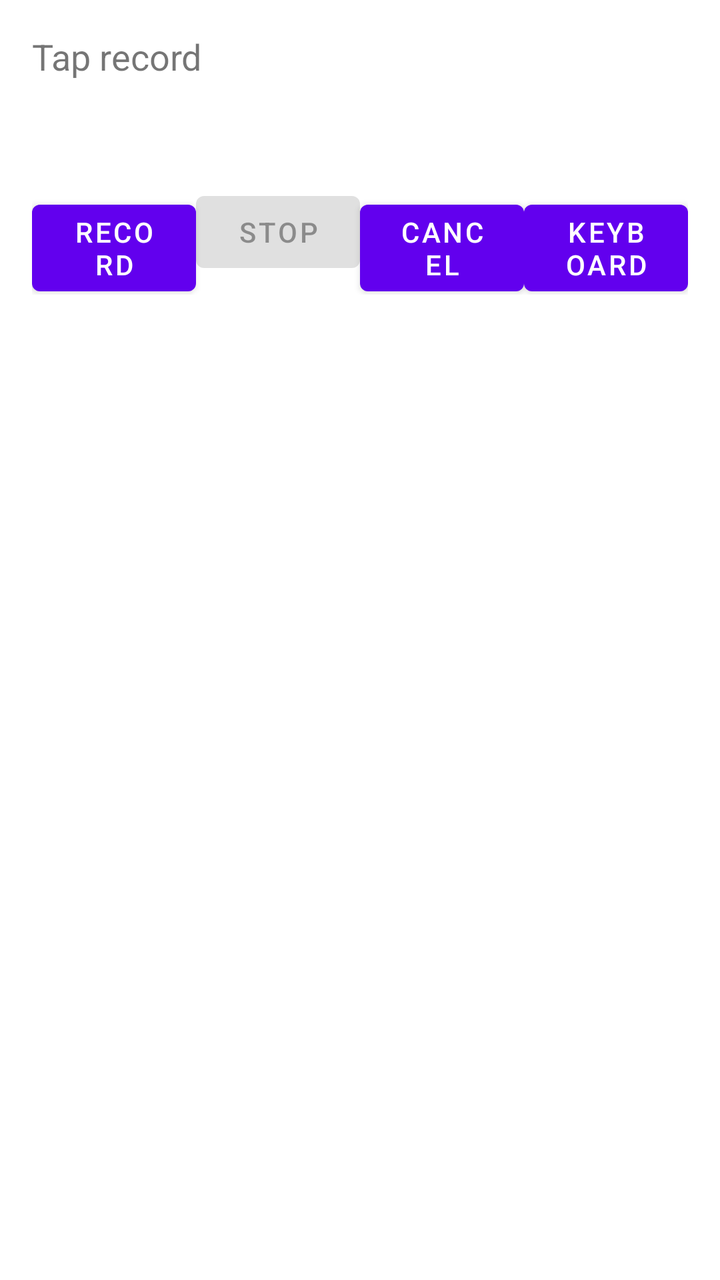
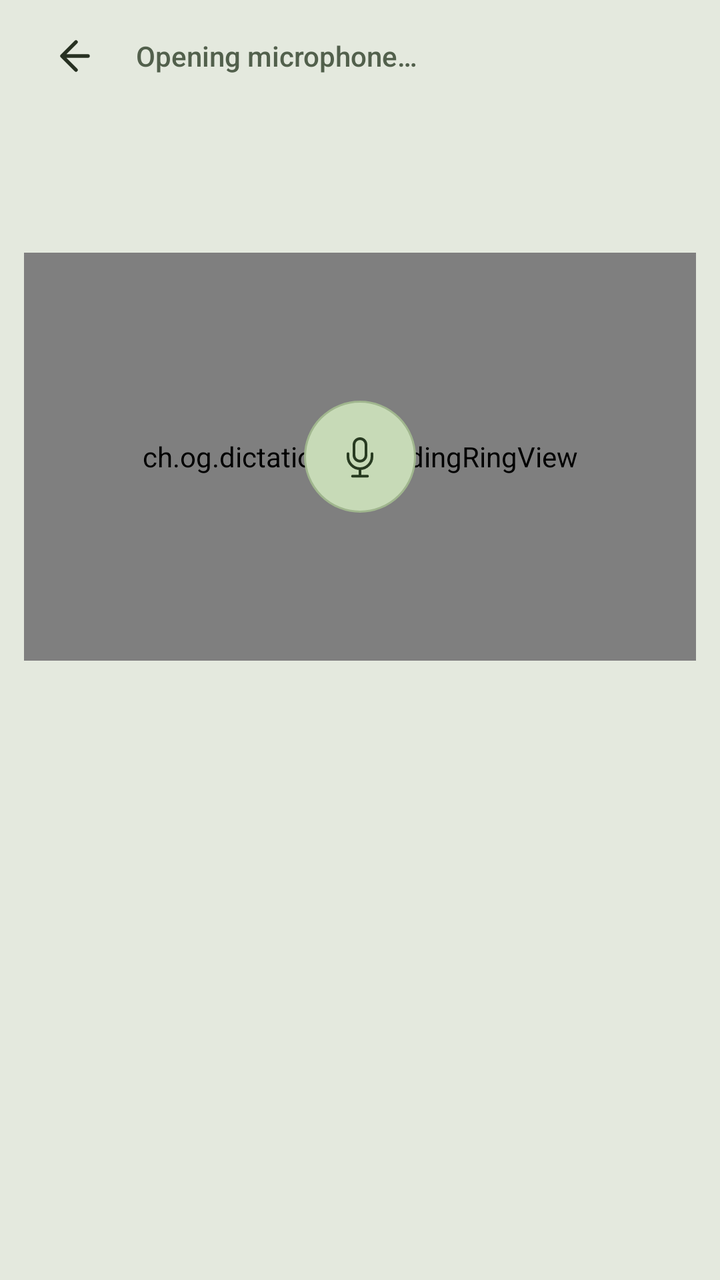

Two renders of the same Android screen: before a commit and after it. Below are the layout's source before the change and the commit's diff.
<!-- AndroidManifest.xml: fallback theme Theme.MaterialComponents.DayNight.NoActionBar -->
<!-- res/layout/ime.xml -->
<?xml version="1.0" encoding="utf-8"?>
<LinearLayout xmlns:android="http://schemas.android.com/apk/res/android"
    android:layout_width="match_parent"
    android:layout_height="wrap_content"
    android:orientation="vertical"
    android:padding="16dp">
    <TextView
        android:id="@+id/benchmark_banner"
        android:layout_width="match_parent"
        android:layout_height="wrap_content"
        android:background="#B00020"
        android:textColor="#FFFFFF"
        android:padding="4dp"
        android:gravity="center"
        android:text="@string/benchmark_banner"
        android:visibility="gone" />
    <TextView
        android:id="@+id/status"
        android:layout_width="match_parent"
        android:layout_height="wrap_content"
        android:textSize="18sp"
        android:text="@string/status_idle" />
    <TextView
        android:id="@+id/preview"
        android:layout_width="match_parent"
        android:layout_height="wrap_content"
        android:minLines="3"
        android:maxLines="3"
        android:ellipsize="start"
        android:gravity="bottom"
        android:textSize="14sp" />
    <LinearLayout
        android:layout_width="match_parent"
        android:layout_height="wrap_content"
        android:orientation="horizontal">
        <Button android:id="@+id/record" android:layout_width="0dp" android:layout_weight="1" android:layout_height="wrap_content" android:text="@string/record" />
        <Button android:id="@+id/stop" android:layout_width="0dp" android:layout_weight="1" android:layout_height="wrap_content" android:text="@string/stop" android:enabled="false" />
        <Button android:id="@+id/cancel" android:layout_width="0dp" android:layout_weight="1" android:layout_height="wrap_content" android:text="@string/cancel" />
        <Button android:id="@+id/back" android:layout_width="0dp" android:layout_weight="1" android:layout_height="wrap_content" android:text="@string/back" />
    </LinearLayout>
</LinearLayout>
<!-- resources referenced by this layout -->
<resources>
  <string name="back">Keyboard</string>
  <string name="benchmark_banner">benchmark: saving audio</string>
  <string name="cancel">Cancel</string>
  <string name="record">Record</string>
  <string name="status_idle">Tap record</string>
  <string name="stop">Stop</string>
</resources>

<!-- the commit's change to res/layout/ime.xml (unified diff, before → after) -->
@@ -3,7 +3,10 @@
     android:layout_width="match_parent"
     android:layout_height="wrap_content"
     android:orientation="vertical"
-    android:padding="16dp">
+    android:background="#E4E9DE"
+    android:paddingStart="12dp"
+    android:paddingEnd="12dp"
+    android:paddingBottom="8dp">
     <TextView
         android:id="@+id/benchmark_banner"
         android:layout_width="match_parent"
@@ -14,28 +17,62 @@
         android:gravity="center"
         android:text="@string/benchmark_banner"
         android:visibility="gone" />
-    <TextView
-        android:id="@+id/status"
+    <LinearLayout
         android:layout_width="match_parent"
         android:layout_height="wrap_content"
-        android:textSize="18sp"
-        android:text="@string/status_idle" />
+        android:minHeight="56dp"
+        android:gravity="center_vertical"
+        android:orientation="horizontal">
+        <ImageButton
+            android:id="@+id/back"
+            android:layout_width="48dp"
+            android:layout_height="48dp"
+            android:padding="12dp"
+            android:background="?android:attr/selectableItemBackgroundBorderless"
+            android:src="@drawable/ic_back"
+            android:contentDescription="@string/discard_recording" />
+        <TextView
+            android:id="@+id/status"
+            android:layout_width="0dp"
+            android:layout_weight="1"
+            android:layout_height="wrap_content"
+            android:layout_marginStart="8dp"
+            android:fontFamily="sans-serif-medium"
+            android:textColor="#52604C"
+            android:textSize="14sp"
+            android:accessibilityLiveRegion="polite"
+            android:text="@string/status_opening" />
+    </LinearLayout>
     <TextView
         android:id="@+id/preview"
         android:layout_width="match_parent"
         android:layout_height="wrap_content"
+        android:paddingStart="8dp"
+        android:paddingEnd="8dp"
+        android:fontFamily="sans-serif"
+        android:textColor="#273122"
         android:minLines="3"
         android:maxLines="3"
         android:ellipsize="start"
         android:gravity="bottom"
-        android:textSize="14sp" />
-    <LinearLayout
+        android:lineSpacingExtra="2dp"
+        android:textSize="18sp" />
+    <FrameLayout
         android:layout_width="match_parent"
-        android:layout_height="wrap_content"
-        android:orientation="horizontal">
-        <Button android:id="@+id/record" android:layout_width="0dp" android:layout_weight="1" android:layout_height="wrap_content" android:text="@string/record" />
-        <Button android:id="@+id/stop" android:layout_width="0dp" android:layout_weight="1" android:layout_height="wrap_content" android:text="@string/stop" android:enabled="false" />
-        <Button android:id="@+id/cancel" android:layout_width="0dp" android:layout_weight="1" android:layout_height="wrap_content" android:text="@string/cancel" />
-        <Button android:id="@+id/back" android:layout_width="0dp" android:layout_weight="1" android:layout_height="wrap_content" android:text="@string/back" />
-    </LinearLayout>
+        android:layout_height="204dp">
+        <ch.og.dictation.RecordingRingView
+            android:id="@+id/recording_ring"
+            android:layout_width="match_parent"
+            android:layout_height="match_parent"
+            android:importantForAccessibility="no" />
+        <ImageButton
+            android:id="@+id/microphone"
+            android:layout_width="56dp"
+            android:layout_height="56dp"
+            android:layout_gravity="center"
+            android:background="@drawable/mic_background"
+            android:src="@drawable/ic_mic"
+            android:padding="16dp"
+            android:contentDescription="@string/stop_recording" />
+    </FrameLayout>
 </LinearLayout>
<!-- resource entries referenced after the edit -->
@@ -1,10 +1,21 @@
 <!-- resources referenced by this layout -->
 <resources>
-  <string name="back">Keyboard</string>
+  <!-- drawable ic_back (drawable) -->
+  <vector xmlns:android="http://schemas.android.com/apk/res/android" android:width="24dp" android:height="24dp" android:viewportWidth="24" android:viewportHeight="24">
+      <path android:pathData="M14,5 L7,12 L14,19 M7,12 L20,12" android:strokeColor="#273122" android:strokeWidth="1.8" android:strokeLineCap="round" android:strokeLineJoin="round" android:fillColor="@android:color/transparent" />
+  </vector>
+  <!-- drawable ic_mic (drawable) -->
+  <vector xmlns:android="http://schemas.android.com/apk/res/android" android:width="24dp" android:height="24dp" android:viewportWidth="32" android:viewportHeight="32">
+      <path android:pathData="M16,4 C13.8,4 12,5.8 12,8 L12,15 C12,17.2 13.8,19 16,19 C18.2,19 20,17.2 20,15 L20,8 C20,5.8 18.2,4 16,4 Z M8,14 L8,16 C8,20.4 11.6,24 16,24 C20.4,24 24,20.4 24,16 L24,14 M16,24 L16,29 M11,29 L21,29" android:strokeColor="#283B21" android:strokeWidth="1.8" android:strokeLineCap="round" android:strokeLineJoin="round" android:fillColor="@android:color/transparent" />
+  </vector>
+  <!-- drawable mic_background (drawable) -->
+  <ripple xmlns:android="http://schemas.android.com/apk/res/android" android:color="#33506E3C">
+      <item><shape android:shape="oval"><solid android:color="#C7DAB7" /><stroke android:width="1dp" android:color="#A0B68E" /></shape></item>
+      <item android:id="@android:id/mask"><shape android:shape="oval"><solid android:color="#FFFFFF" /></shape></item>
+  </ripple>
   <string name="benchmark_banner">benchmark: saving audio</string>
-  <string name="cancel">Cancel</string>
-  <string name="record">Record</string>
-  <string name="status_idle">Tap record</string>
-  <string name="stop">Stop</string>
+  <string name="discard_recording">Discard recording and return to keyboard</string>
+  <string name="status_opening">Opening microphone…</string>
+  <string name="stop_recording">Stop recording</string>
 </resources>
 
